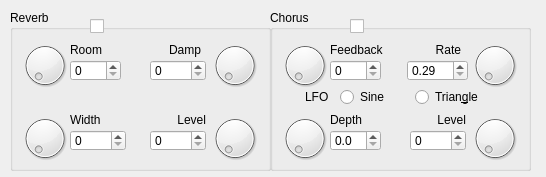
Old version of the form qmpefxwindow.ui in the repository chirs241097/QMidiPlayer.
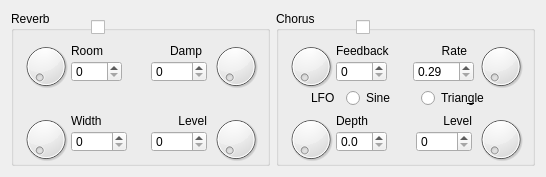
New version of the form.

What changed in the file:
```diff
--- a/qmpefxwindow.ui
+++ b/qmpefxwindow.ui
@@ -10,18 +10,24 @@
     <height>177</height>
    </rect>
   </property>
+  <property name="minimumSize">
+   <size>
+    <width>546</width>
+    <height>177</height>
+   </size>
+  </property>
+  <property name="maximumSize">
+   <size>
+    <width>546</width>
+    <height>177</height>
+   </size>
+  </property>
   <property name="windowTitle">
    <string>Effects</string>
   </property>
+  <layout class="QHBoxLayout" name="horizontalLayout">
+   <item>
   <widget class="QGroupBox" name="gReverb">
-   <property name="geometry">
-    <rect>
-     <x>10</x>
-     <y>10</y>
-     <width>261</width>
-     <height>161</height>
-    </rect>
-   </property>
    <property name="title">
     <string>Reverb</string>
    </property>
@@ -201,15 +207,9 @@
     </property>
    </widget>
   </widget>
+   </item>
+   <item>
   <widget class="QGroupBox" name="gChorus">
-   <property name="geometry">
-    <rect>
-     <x>270</x>
-     <y>10</y>
-     <width>261</width>
-     <height>161</height>
-    </rect>
-   </property>
    <property name="title">
     <string>Chorus</string>
    </property>
@@ -446,6 +446,8 @@
     </property>
    </widget>
   </widget>
+   </item>
+  </layout>
  </widget>
  <resources/>
  <connections/>
```
Lines whose indentation alone changed are shown as unchanged.
